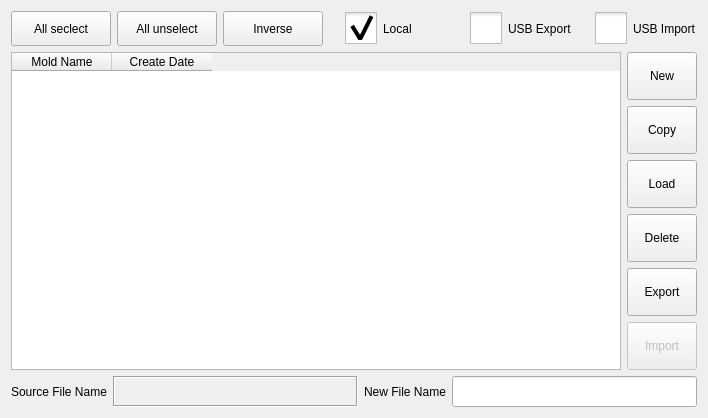
Before: the Qt Designer form function_settings/moldinformation.ui in dongdong-2009/3-5AxisRobot, drawn with Qt 5.
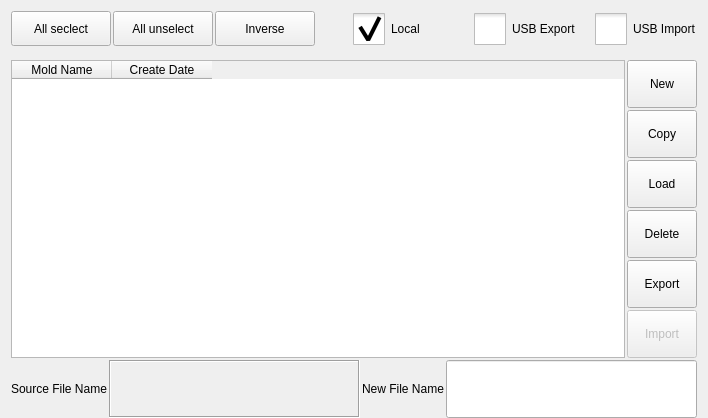
After: the same form once the commit is applied. Icons and pictures are not drawn. Custom widgets are drawn as their Qt base class.

```diff
--- a/function_settings/moldinformation.ui
+++ b/function_settings/moldinformation.ui
@@ -57,6 +57,15 @@
    <enum>QFrame::Plain</enum>
   </property>
   <layout class="QVBoxLayout" name="verticalLayout_2">
+   <property name="spacing">
+    <number>2</number>
+   </property>
+   <property name="topMargin">
+    <number>0</number>
+   </property>
+   <property name="bottomMargin">
+    <number>0</number>
+   </property>
    <item>
     <layout class="QHBoxLayout" name="horizontalLayout">
      <item>
```
